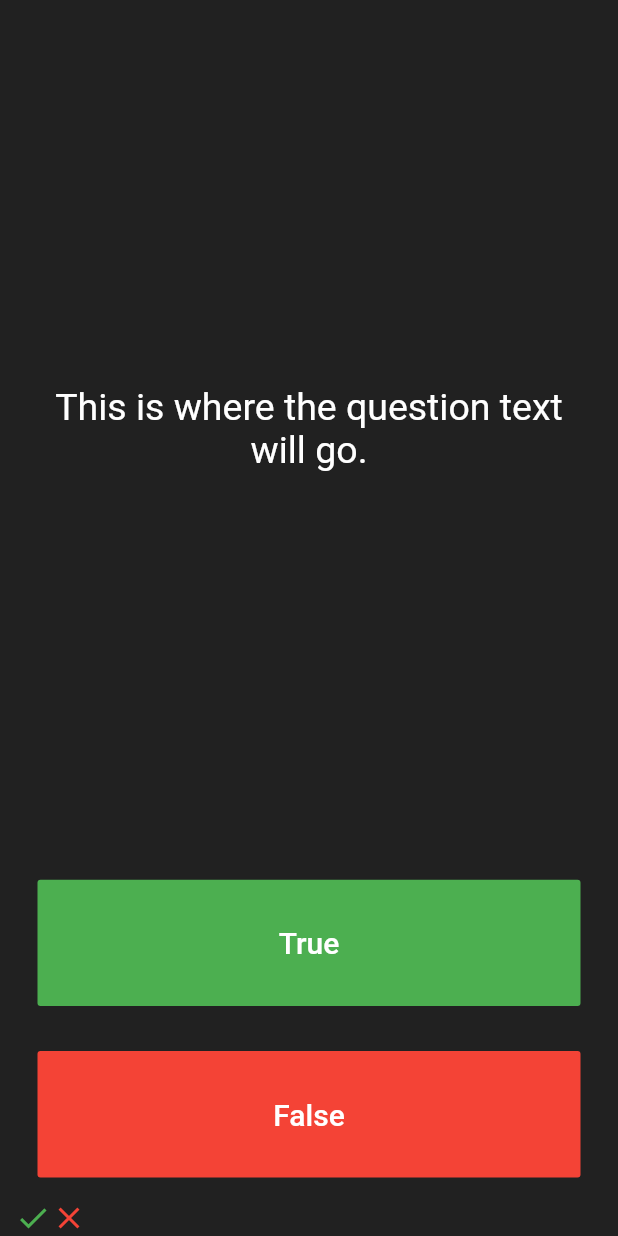
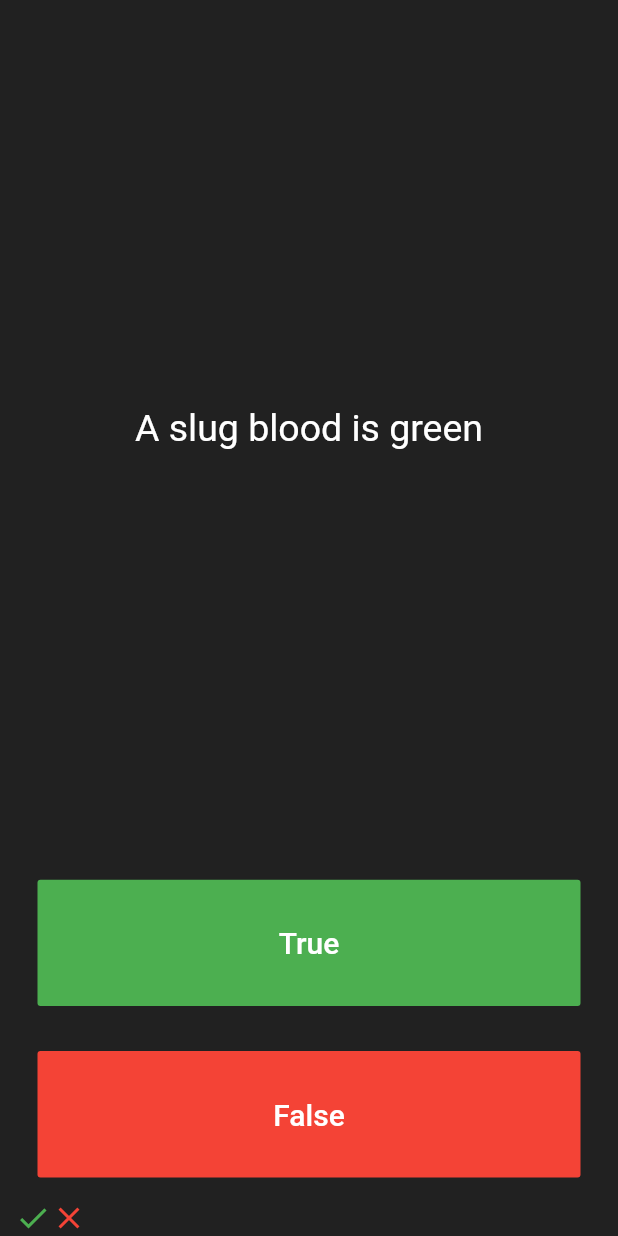
Before and after one commit to studykimkim/flutter, a Flutter app: the screen it shows after launch, after a tap on "True", after a tap on "False", on a phone screen of 412 x 824 dp. Run offline on Flutter 3.47's test engine with Material 2 defaults, Android fonts, the phone set to English and light mode, and no system bars; our stand-ins replace audioplayers, sqflite; accounts and stored records are empty; network calls fail.

Commit message:
Quizzler : add quize list

```diff
--- a/quizzler/lib/main.dart
+++ b/quizzler/lib/main.dart
@@ -26,11 +26,18 @@ class QuizePage extends StatefulWidget {
 
 class _QuizePageState extends State<QuizePage> {
   List<Icon> scoreKeeper = [];
+  int num = 0;
+
+  List<String> questions = [
+    'You can lead a cow down stairs but not up stairs.',
+    'Approximately one quarter of human bones are in the feet.',
+    'A slug blood is green'
+  ];
 
   @override
   Widget build(BuildContext context) {
     return Column(
-      mainAxisAlignment: MainAxisAlignment.spaceBetween,
+      mainAxisAlignment: MainAxisAlignment.spaceAround,
       crossAxisAlignment: CrossAxisAlignment.stretch,
       children: <Widget>[
         Expanded(
@@ -39,7 +46,7 @@ class _QuizePageState extends State<QuizePage> {
             padding: EdgeInsets.all(10.0),
             child: Center(
               child: Text(
-                'This is where the question text will go.',
+                questions[num],
                 textAlign: TextAlign.center,
                 style: TextStyle(
                   fontSize: 25.0,
@@ -65,6 +72,7 @@ class _QuizePageState extends State<QuizePage> {
               onPressed: () {
                 //The user picked true.
                 setState(() {
+                  num++;
                   scoreKeeper.add(
                     Icon(
                       Icons.check,
@@ -90,6 +98,7 @@ class _QuizePageState extends State<QuizePage> {
                 ),
               ),
               onPressed: () {
+                num++;
                 //The user picked true.
                 setState(() {
                   scoreKeeper.add(
```
